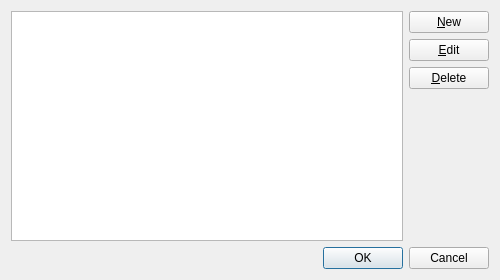
Old version of the form editfwrulesdlg.ui in the repository QubesOS/qubes-manager.
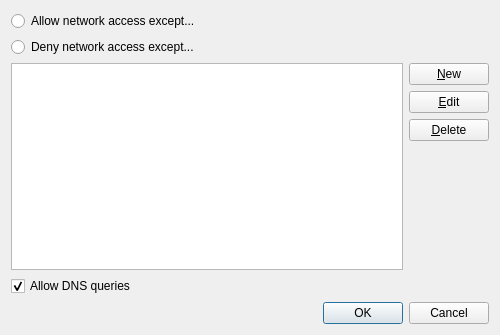
New version of the form.

Commit message: Simplified firewall rules edit dialogs

```diff
--- a/editfwrulesdlg.ui
+++ b/editfwrulesdlg.ui
@@ -7,19 +7,35 @@
     <x>0</x>
     <y>0</y>
     <width>500</width>
-    <height>280</height>
+    <height>335</height>
    </rect>
   </property>
   <property name="windowTitle">
    <string>Edit Firewall Rules</string>
   </property>
   <layout class="QVBoxLayout" name="verticalLayout_3">
+   <item>
+    <widget class="QRadioButton" name="policyAllowRadioButton">
+     <property name="text">
+      <string>Allow network access except...</string>
+     </property>
+    </widget>
+   </item>
+   <item>
+    <widget class="QRadioButton" name="policyDenyRadioButton">
+     <property name="text">
+      <string>Deny network access except...</string>
+     </property>
+    </widget>
+   </item>
    <item>
     <layout class="QHBoxLayout" name="horizontalLayout">
      <property name="sizeConstraint">
       <enum>QLayout::SetMaximumSize</enum>
      </property>
      <item>
+      <layout class="QVBoxLayout" name="verticalLayout_2">
+       <item>
       <widget class="QTreeView" name="rulesTreeView">
        <property name="rootIsDecorated">
         <bool>false</bool>
@@ -51,6 +67,18 @@
       </widget>
      </item>
      <item>
+        <widget class="QCheckBox" name="dnsCheckBox">
+         <property name="text">
+          <string>Allow DNS queries</string>
+         </property>
+         <property name="checked">
+          <bool>true</bool>
+         </property>
+        </widget>
+       </item>
+      </layout>
+     </item>
+     <item>
       <layout class="QVBoxLayout" name="verticalLayout">
        <item>
         <widget class="QPushButton" name="newRuleButton">
```
Left out of the diff: 15 changed lines with no effect on the pictures. Lines whose indentation alone changed are shown as unchanged. The commit also changes 3 other files.
